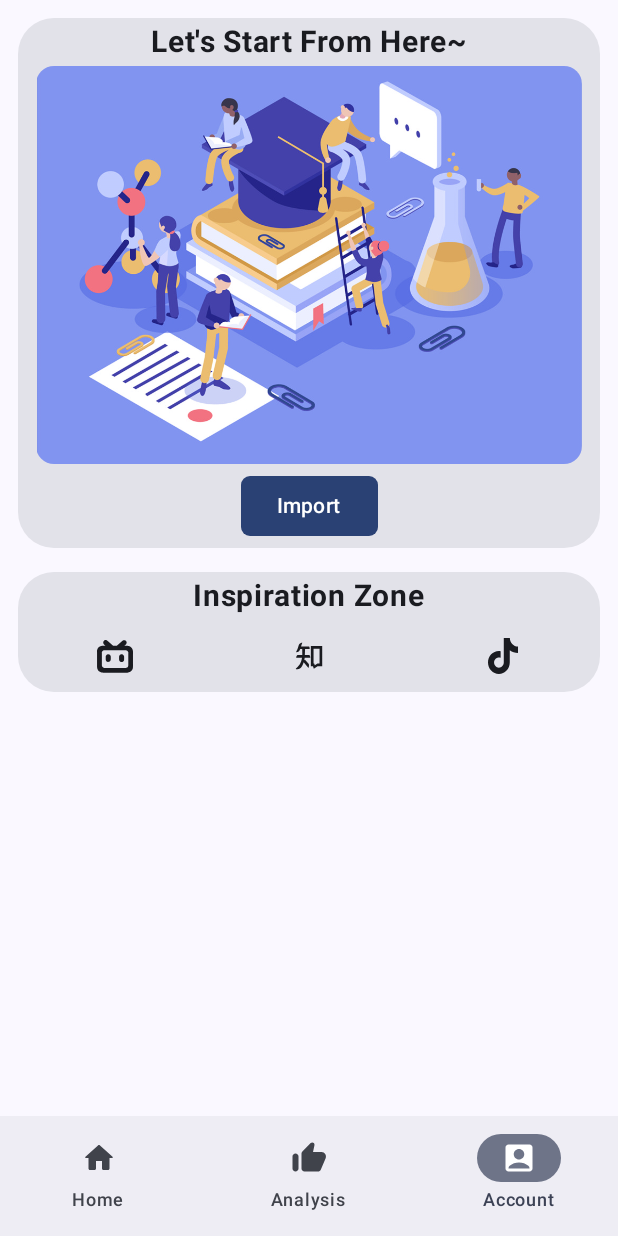
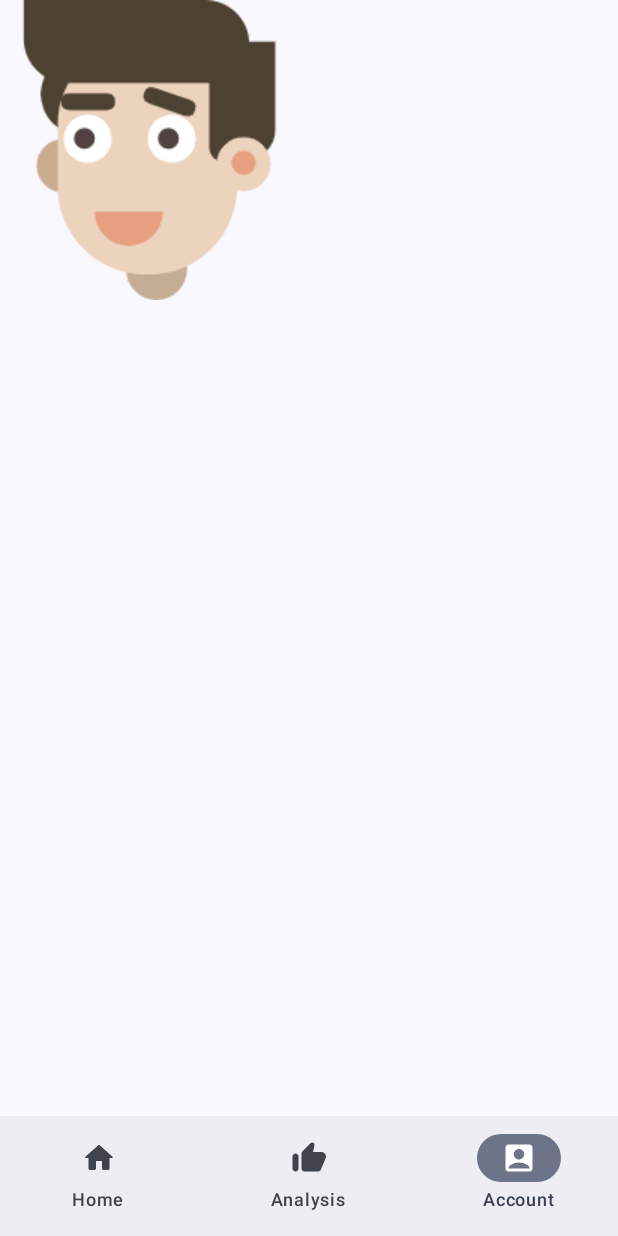
Before and after one commit to Melendez1209/Know_your_learning, an Android app built with Jetpack Compose: the screen it shows after launch (MainActivity), item 3 of the bottom bar chosen, on a phone screen of 412 x 824 dp. Run offline under Robolectric (Android 15) with nearby library versions, the phone set to English and light mode, and no system bars; our stand-ins replace accompanist.

Commit message:
Implemented navigation bar function

```diff
--- a/Android/app/src/main/java/com/melendez/knowyourlearning/Screen/MainScreen.kt
+++ b/Android/app/src/main/java/com/melendez/knowyourlearning/Screen/MainScreen.kt
@@ -16,26 +16,27 @@ import androidx.compose.runtime.getValue
 import androidx.compose.runtime.mutableStateOf
 import androidx.compose.runtime.remember
 import androidx.compose.runtime.setValue
-import androidx.compose.ui.tooling.preview.Preview
+import androidx.compose.ui.res.stringResource
 import androidx.navigation.NavHostController
+import com.melendez.knowyourlearning.R
+import com.melendez.knowyourlearning.Screen.Pages.AccountPage
+import com.melendez.knowyourlearning.Screen.Pages.AnalysisPage
 import com.melendez.knowyourlearning.Screen.Pages.HomePage
+
 
 @OptIn(ExperimentalMaterial3Api::class)
 @SuppressLint("UnusedMaterial3ScaffoldPaddingParameter")
 @Composable
 fun MainScreen(navController: NavHostController) {
-    Scaffold(bottomBar = { BottomNavigationBar() }) {
-        HomePage(navController = navController)
-    }
-}
-
-@Preview
-@Composable
-fun BottomNavigationBar() {
 
     var selectedItem by remember { mutableStateOf(0) }
-    val items = listOf("Home", "Analysis", "Account")
+    val items = listOf(
+        stringResource(R.string.home),
+        stringResource(R.string.analysis),
+        stringResource(R.string.account)
+    )
 
+    Scaffold(bottomBar = {
         NavigationBar() {
             items.forEachIndexed { index, item ->
                 NavigationBarItem(
@@ -43,9 +44,11 @@ fun BottomNavigationBar() {
                     onClick = { selectedItem = index },
                     icon = {
                         Icon(
-                        imageVector = if (index == 0) Icons.Rounded.Home
-                        else if (index == 1) Icons.Rounded.ThumbUp
-                        else Icons.Rounded.AccountBox,
+                            imageVector = when (index) {
+                                0 -> Icons.Rounded.Home
+                                1 -> Icons.Rounded.ThumbUp
+                                else -> Icons.Rounded.AccountBox
+                            },
                             contentDescription = item
                         )
                     },
@@ -53,4 +56,11 @@ fun BottomNavigationBar() {
                 )
             }
         }
+    }) {
+        when (selectedItem) {
+            0 -> HomePage(navController = navController)
+            1 -> AnalysisPage()
+            else -> AccountPage()
         }
+    }
+}
--- /dev/null
+++ b/Android/app/src/main/java/com/melendez/knowyourlearning/Screen/Pages/AccountPage.kt
@@ -0,0 +1,27 @@
+package com.melendez.knowyourlearning.Screen.Pages
+
+import androidx.compose.foundation.Image
+import androidx.compose.foundation.layout.Box
+import androidx.compose.foundation.layout.fillMaxSize
+import androidx.compose.foundation.layout.fillMaxWidth
+import androidx.compose.material3.Surface
+import androidx.compose.runtime.Composable
+import androidx.compose.ui.Modifier
+import androidx.compose.ui.res.painterResource
+import androidx.compose.ui.res.stringResource
+import androidx.compose.ui.tooling.preview.Preview
+import com.melendez.knowyourlearning.R
+
+@Preview(device = "id:pixel_6_pro")
+@Composable
+fun AccountPage() {
+    Surface(Modifier.fillMaxSize()) {
+        Box(Modifier.fillMaxWidth()) {
+            Image(
+                painter = painterResource(id = R.drawable.avatar),
+                contentDescription = stringResource(R.string.avatar)
+            )
+        }
+    }
+
+}
--- /dev/null
+++ b/Android/app/src/main/java/com/melendez/knowyourlearning/Screen/Pages/AnalysisPage.kt
@@ -0,0 +1,10 @@
+package com.melendez.knowyourlearning.Screen.Pages
+
+import androidx.compose.runtime.Composable
+import androidx.compose.ui.tooling.preview.Preview
+
+@Preview
+@Composable
+fun AnalysisPage() {
+
+}
--- a/Android/app/src/main/res/values/strings.xml
+++ b/Android/app/src/main/res/values/strings.xml
@@ -13,4 +13,8 @@
     <string name="zhihu">Zhihu</string>
     <string name="tiktok">TikTok</string>
     <string name="bilibili">Bilibili</string>
+    <string name="avatar">Avatar</string>
+    <string name="home">Home</string>
+    <string name="analysis">Analysis</string>
+    <string name="account">Account</string>
 </resources>
```
Also changed, not shown: Android/app/src/main/res/drawable/avatar.png (added), 1 other file. Lines whose indentation alone changed are shown as unchanged.
